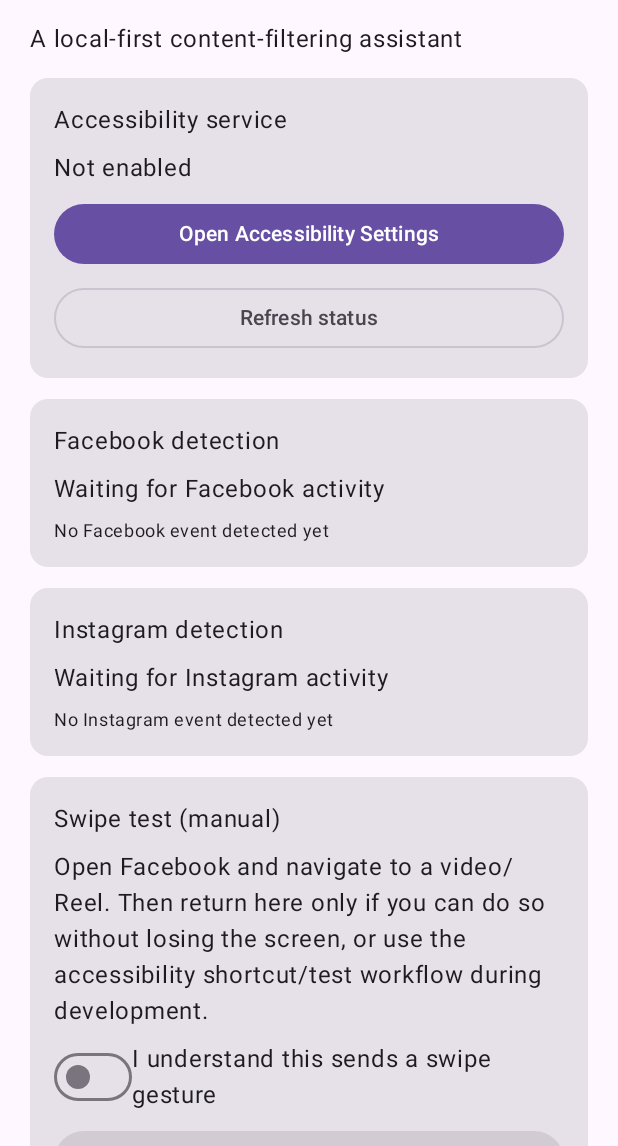
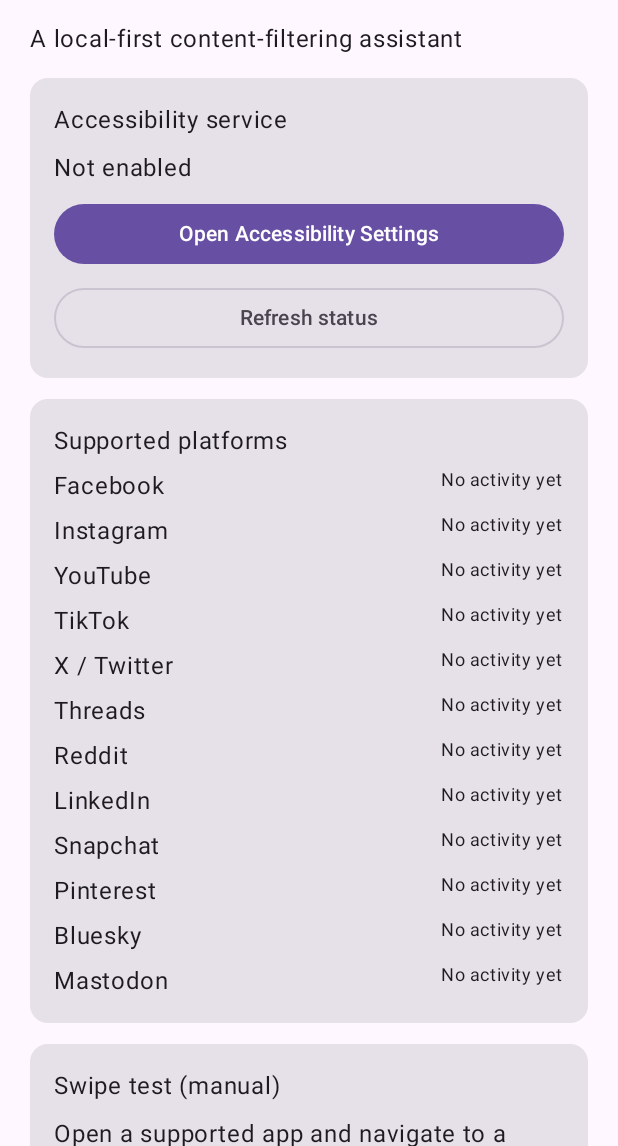
Before and after one commit to Killersparrow1/RageShield, an Android app built with Jetpack Compose: the screen it shows after launch (MainActivity), on a phone screen of 412 x 824 dp, the part 90-1236 px from its top. Run offline under Robolectric (Android 15) with nearby library versions, the phone set to English and light mode, and no system bars.

Commit message:
Support all major feed-based social apps
- Add shared FeedAdapter; all adapters extract caption-like text from the active window
- Add LinkedIn, Snapchat, Pinterest, Bluesky and Mastodon adapters
- Listen to every supported package in the accessibility config
- Track last-event time per package and list all platforms in the app UI
- Document how to add a platform

Co-Authored-By: Claude Sonnet 5.5 <noreply@anthropic.com>
Claude-Session: https://claude.ai/code/session_01NUDSW9T89ZJeEeapMxMsYu

```diff
--- a/app/src/main/java/com/milas/rageshield/MainActivity.kt
+++ b/app/src/main/java/com/milas/rageshield/MainActivity.kt
@@ -30,6 +30,7 @@ import androidx.compose.ui.Alignment
 import androidx.compose.ui.Modifier
 import androidx.compose.ui.unit.dp
 import com.milas.rageshield.accessibility.RageAccessibilityService
+import com.milas.rageshield.core.PlatformRegistry
 import java.text.DateFormat
 import java.util.Date
 
@@ -62,30 +63,23 @@ private fun RageShieldHome(
     onTestSwipe: () -> Boolean
 ) {
     var serviceEnabled by remember { mutableStateOf(isServiceEnabled(context)) }
-    var facebookSeen by remember { mutableStateOf(false) }
-    var lastSeenText by remember { mutableStateOf("No Facebook event detected yet") }
-    var instagramSeen by remember { mutableStateOf(false) }
-    var instagramSeenText by remember { mutableStateOf("No Instagram event detected yet") }
+    var platformStatus by remember { mutableStateOf(listOf<Pair<String, String>>()) }
     var result by remember { mutableStateOf("Test swipe has not been run") }
     var testModeAcknowledged by remember { mutableStateOf(false) }
 
     fun refreshStatus() {
         serviceEnabled = isServiceEnabled(context)
         val prefs = context.getSharedPreferences("rageshield_status", Context.MODE_PRIVATE)
-        val timestamp = prefs.getLong(RageAccessibilityService.KEY_LAST_FACEBOOK_EVENT, 0L)
-        facebookSeen = timestamp > 0L && System.currentTimeMillis() - timestamp < 15_000L
-        lastSeenText = if (timestamp > 0L) {
-            "Last Facebook event: " + DateFormat.getTimeInstance(DateFormat.MEDIUM).format(Date(timestamp))
-        } else {
-            "No Facebook event detected yet"
-        }
-
-        val igTimestamp = prefs.getLong(RageAccessibilityService.KEY_LAST_INSTAGRAM_EVENT, 0L)
-        instagramSeen = igTimestamp > 0L && System.currentTimeMillis() - igTimestamp < 15_000L
-        instagramSeenText = if (igTimestamp > 0L) {
-            "Last Instagram event: " + DateFormat.getTimeInstance(DateFormat.MEDIUM).format(Date(igTimestamp))
-        } else {
-            "No Instagram event detected yet"
+        val now = System.currentTimeMillis()
+        platformStatus = PlatformRegistry.adapters.map { adapter ->
+            val last = adapter.supportedPackageNames
+                .maxOfOrNull { prefs.getLong(RageAccessibilityService.statusKey(it), 0L) } ?: 0L
+            val text = when {
+                last <= 0L -> "No activity yet"
+                now - last < 15_000L -> "Active now"
+                else -> "Last seen " + DateFormat.getTimeInstance(DateFormat.MEDIUM).format(Date(last))
+            }
+            adapter.platformName to text
         }
     }
 
@@ -111,25 +105,21 @@ private fun RageShieldHome(
         }
 
         Card(Modifier.fillMaxWidth()) {
-            Column(Modifier.padding(16.dp), verticalArrangement = Arrangement.spacedBy(8.dp)) {
-                Text("Facebook detection")
-                Text(if (facebookSeen) "Facebook activity detected recently" else "Waiting for Facebook activity")
-                Text(lastSeenText, style = MaterialTheme.typography.bodySmall)
-            }
-        }
-
-        Card(Modifier.fillMaxWidth()) {
-            Column(Modifier.padding(16.dp), verticalArrangement = Arrangement.spacedBy(8.dp)) {
-                Text("Instagram detection")
-                Text(if (instagramSeen) "Instagram activity detected recently" else "Waiting for Instagram activity")
-                Text(instagramSeenText, style = MaterialTheme.typography.bodySmall)
+            Column(Modifier.padding(16.dp), verticalArrangement = Arrangement.spacedBy(6.dp)) {
+                Text("Supported platforms")
+                platformStatus.forEach { (name, status) ->
+                    Row(Modifier.fillMaxWidth(), horizontalArrangement = Arrangement.SpaceBetween) {
+                        Text(name)
+                        Text(status, style = MaterialTheme.typography.bodySmall)
+                    }
+                }
             }
         }
 
         Card(Modifier.fillMaxWidth()) {
             Column(Modifier.padding(16.dp), verticalArrangement = Arrangement.spacedBy(8.dp)) {
                 Text("Swipe test (manual)")
-                Text("Open Facebook and navigate to a video/Reel. Then return here only if you can do so without losing the screen, or use the accessibility shortcut/test workflow during development.")
+                Text("Open a supported app and navigate to a video/Reel. Then return here only if you can do so without losing the screen, or use the accessibility shortcut/test workflow during development.")
                 Row(verticalAlignment = Alignment.CenterVertically) {
                     Switch(checked = testModeAcknowledged, onCheckedChange = { testModeAcknowledged = it })
                     Spacer(Modifier.height(1.dp))
--- a/app/src/main/java/com/milas/rageshield/adapters/FacebookAdapter.kt
+++ b/app/src/main/java/com/milas/rageshield/adapters/FacebookAdapter.kt
@@ -1,14 +1,7 @@
 package com.milas.rageshield.adapters
 
-import com.milas.rageshield.core.PlatformAdapter
-
-class FacebookAdapter : PlatformAdapter {
-    override val supportedPackageNames = setOf("com.facebook.katana", "com.facebook.lite")
-    override val platformName = "Facebook"
-    override val isStable = true
-
-    override fun extractContent(rootNode: android.view.accessibility.AccessibilityNodeInfo): String? {
-        // Facebook uses a specific structure. Use the util to find the post body.
-        return com.milas.rageshield.util.AccessibilityUtils.findText(rootNode)
-    }
-}
+class FacebookAdapter : FeedAdapter(
+    platformName = "Facebook",
+    supportedPackageNames = setOf("com.facebook.katana", "com.facebook.lite"),
+    isStable = true
+)
--- /dev/null
+++ b/app/src/main/java/com/milas/rageshield/adapters/FeedAdapter.kt
@@ -0,0 +1,22 @@
+package com.milas.rageshield.adapters
+
+import android.view.accessibility.AccessibilityNodeInfo
+import com.milas.rageshield.core.PlatformAdapter
+import com.milas.rageshield.util.AccessibilityUtils
+
+/**
+ * Shared base for feed-style social apps. Reads caption-like text from the visible
+ * hierarchy instead of relying on view IDs, which apps change often.
+ *
+ * Add a new platform by subclassing this, registering it in PlatformRegistry and
+ * adding its package to res/xml/rageshield_accessibility_service.xml.
+ */
+abstract class FeedAdapter(
+    override val platformName: String,
+    override val supportedPackageNames: Set<String>,
+    override val isStable: Boolean = false
+) : PlatformAdapter {
+
+    override fun extractContent(rootNode: AccessibilityNodeInfo): String? =
+        AccessibilityUtils.captionLikeText(rootNode)
+}
--- a/app/src/main/java/com/milas/rageshield/adapters/SocialAdapters.kt
+++ b/app/src/main/java/com/milas/rageshield/adapters/SocialAdapters.kt
@@ -1,68 +1,26 @@
 package com.milas.rageshield.adapters
 
-import com.milas.rageshield.core.PlatformAdapter
-import android.view.accessibility.AccessibilityNodeInfo
+class InstagramAdapter : FeedAdapter("Instagram", setOf("com.instagram.android"))
 
-import com.milas.rageshield.util.AccessibilityUtils
+class YoutubeAdapter : FeedAdapter("YouTube", setOf("com.google.android.youtube"))
 
-class InstagramAdapter : PlatformAdapter {
-    override val supportedPackageNames = setOf("com.instagram.android")
-    override val platformName = "Instagram"
-    override val isStable = false
+class TiktokAdapter : FeedAdapter(
+    "TikTok",
+    setOf("com.ss.android.ugc.trill", "com.zhiliaoapp.musically")
+)
 
-    /**
-     * Instagram's first text node is usually a username or tab label, so gather all
-     * visible text and keep caption-like strings (multi-word, not tiny UI labels).
-     * View IDs are deliberately not used because Instagram changes them often.
-     */
-    override fun extractContent(rootNode: AccessibilityNodeInfo): String? {
-        val captionLike = AccessibilityUtils.collectText(rootNode)
-            .filter { it.length >= 12 && it.contains(' ') }
-        if (captionLike.isEmpty()) return null
-        return captionLike.joinToString(" ").take(MAX_CHARS)
-    }
+class TwitterAdapter : FeedAdapter("X / Twitter", setOf("com.twitter.android"))
 
-    private companion object {
-        const val MAX_CHARS = 2000
-    }
-}
+class ThreadsAdapter : FeedAdapter("Threads", setOf("com.instagram.barcelona"))
 
-class YoutubeAdapter : PlatformAdapter {
-    override val supportedPackageNames = setOf("com.google.android.youtube")
-    override val platformName = "YouTube"
-    override val isStable = false
+class RedditAdapter : FeedAdapter("Reddit", setOf("com.reddit.frontpage"))
 
-    override fun extractContent(rootNode: AccessibilityNodeInfo): String? = AccessibilityUtils.findText(rootNode)
-}
+class LinkedInAdapter : FeedAdapter("LinkedIn", setOf("com.linkedin.android"))
 
-class TiktokAdapter : PlatformAdapter {
-    override val supportedPackageNames = setOf("com.ss.android.ugc.trill", "com.zhiliaoapp.musically")
-    override val platformName = "TikTok"
-    override val isStable = false
+class SnapchatAdapter : FeedAdapter("Snapchat", setOf("com.snapchat.android"))
 
-    override fun extractContent(rootNode: AccessibilityNodeInfo): String? = AccessibilityUtils.findText(rootNode)
-}
+class PinterestAdapter : FeedAdapter("Pinterest", setOf("com.pinterest"))
 
-class TwitterAdapter : PlatformAdapter {
-    override val supportedPackageNames = setOf("com.twitter.android")
-    override val platformName = "X / Twitter"
-    override val isStable = false
+class BlueskyAdapter : FeedAdapter("Bluesky", setOf("xyz.blueskyweb.app"))
 
-    override fun extractContent(rootNode: AccessibilityNodeInfo): String? = AccessibilityUtils.findText(rootNode)
-}
-
-class ThreadsAdapter : PlatformAdapter {
-    override val supportedPackageNames = setOf("com.instagram.barcelona")
-    override val platformName = "Threads"
-    override val isStable = false
-
-    override fun extractContent(rootNode: AccessibilityNodeInfo): String? = AccessibilityUtils.findText(rootNode)
-}
-
-class RedditAdapter : PlatformAdapter {
-    override val supportedPackageNames = setOf("com.reddit.frontpage")
-    override val platformName = "Reddit"
-    override val isStable = false
-
-    override fun extractContent(rootNode: AccessibilityNodeInfo): String? = AccessibilityUtils.findText(rootNode)
-}
+class MastodonAdapter : FeedAdapter("Mastodon", setOf("org.joinmastodon.android"))
--- a/app/src/main/java/com/milas/rageshield/core/PlatformRegistry.kt
+++ b/app/src/main/java/com/milas/rageshield/core/PlatformRegistry.kt
@@ -1,22 +1,32 @@
 package com.milas.rageshield.core
 
+import com.milas.rageshield.adapters.BlueskyAdapter
 import com.milas.rageshield.adapters.FacebookAdapter
 import com.milas.rageshield.adapters.InstagramAdapter
+import com.milas.rageshield.adapters.LinkedInAdapter
+import com.milas.rageshield.adapters.MastodonAdapter
+import com.milas.rageshield.adapters.PinterestAdapter
 import com.milas.rageshield.adapters.RedditAdapter
+import com.milas.rageshield.adapters.SnapchatAdapter
 import com.milas.rageshield.adapters.ThreadsAdapter
 import com.milas.rageshield.adapters.TiktokAdapter
 import com.milas.rageshield.adapters.TwitterAdapter
 import com.milas.rageshield.adapters.YoutubeAdapter
 
 object PlatformRegistry {
-    private val adapters = listOf(
+    val adapters: List<PlatformAdapter> = listOf(
         FacebookAdapter(),
         InstagramAdapter(),
         YoutubeAdapter(),
         TiktokAdapter(),
         TwitterAdapter(),
         ThreadsAdapter(),
-        RedditAdapter()
+        RedditAdapter(),
+        LinkedInAdapter(),
+        SnapchatAdapter(),
+        PinterestAdapter(),
+        BlueskyAdapter(),
+        MastodonAdapter()
     )
 
     fun getAdapterForPackage(packageName: String): PlatformAdapter? {
--- a/app/src/main/res/values/strings.xml
+++ b/app/src/main/res/values/strings.xml
@@ -1,4 +1,4 @@
 <resources>
     <string name="app_name">RageShield</string>
-    <string name="accessibility_service_description">Detects activity in Facebook and Instagram, reads visible post text on-device, and can swipe past content that scores as rage-bait. No data leaves your phone.</string>
+    <string name="accessibility_service_description">Detects activity in supported social apps (Facebook, Instagram, YouTube, TikTok, X, Threads, Reddit and more), reads visible post text on-device, and can swipe past content that scores as rage-bait. No data leaves your phone.</string>
 </resources>
--- a/app/src/main/res/xml/rageshield_accessibility_service.xml
+++ b/app/src/main/res/xml/rageshield_accessibility_service.xml
@@ -4,6 +4,6 @@
     android:accessibilityEventTypes="typeWindowStateChanged|typeViewScrolled"
     android:accessibilityFeedbackType="feedbackGeneric"
     android:notificationTimeout="250"
-    android:packageNames="com.facebook.katana,com.instagram.android"
+    android:packageNames="com.facebook.katana,com.facebook.lite,com.instagram.android,com.google.android.youtube,com.ss.android.ugc.trill,com.zhiliaoapp.musically,com.twitter.android,com.instagram.barcelona,com.reddit.frontpage,com.linkedin.android,com.snapchat.android,com.pinterest,xyz.blueskyweb.app,org.joinmastodon.android"
     android:canRetrieveWindowContent="true"
     android:canPerformGestures="true" />
```
Also changed, not shown: app/src/main/java/com/milas/rageshield/accessibility/RageAccessibilityService.kt (+8 -16 lines), app/src/main/java/com/milas/rageshield/util/AccessibilityUtils.kt (+10 -0 lines), 1 other file.
